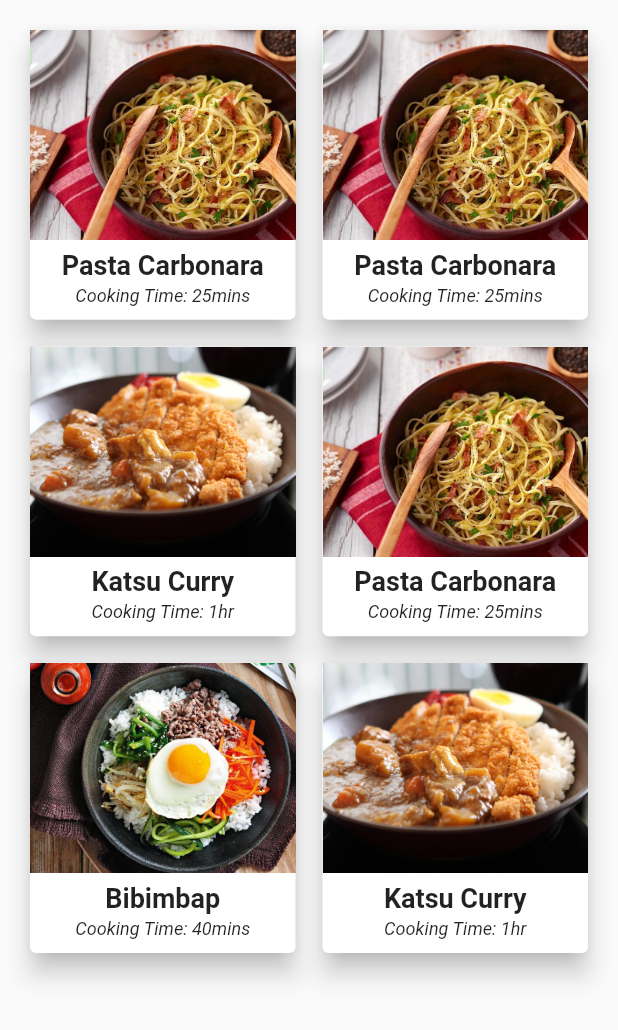
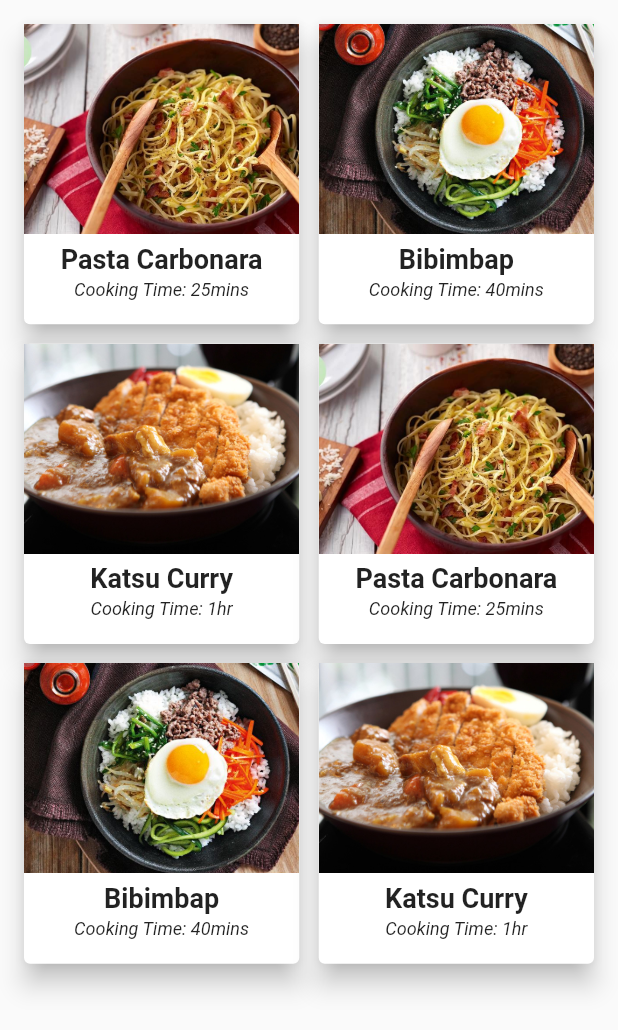
Before and after one commit to JonathanLewin/CookingProject, a Flutter app: the FavouritePage screen opened directly, on a phone screen of 412 x 824 dp. Shown: the top 1030 px of the screen. Run offline on Flutter 3.47's test engine with Material 2 defaults, Android fonts, the phone set to English and light mode, and no system bars; our stand-ins replace cloud_firestore; accounts and stored records are empty.

Commit message:
Fixed bug on the gridview

```diff
--- a/lib/favourites.dart
+++ b/lib/favourites.dart
@@ -4,16 +4,22 @@ import './sidebarpages.dart';
 class FavouritePage extends StatelessWidget {
   @override
   Widget build(BuildContext context) {
+
+    DataClass test;
+    test = new DataClass();
+    List<Data> _data = test.getList();
+
     return new Scaffold(
-      body: TheGridView().build(context),
+      body: _build(context),
+    //   ListView.builder(
+    //     itemCount: _data.length,
+    //     itemBuilder: _build,
+    // ),
     );
   }
 }
 
-class TheGridView {
-
   Widget _dialogbuilder(BuildContext context, Data data) {
-
     DataClass test;
     test = new DataClass();
     List<Data> _data = test.getList();
@@ -100,7 +106,6 @@ class TheGridView {
 
   Widget makeGridCell(
       String urltype, String foodnametype, String cookingtimetype) {
-
     return new Card(
       elevation: 7.0,
       child: Column(
@@ -125,37 +130,38 @@ class TheGridView {
     );
   }
 
-  Widget build(BuildContext context) {
+  Widget _build(BuildContext context) {
     DataClass test;
     test = new DataClass();
     List<Data> _data = test.getList();
     int index = 0;
-
+    //for (index = 0; index < _data.length; index++) {
       return new GestureDetector(
         onTap: () => showDialog(
               context: context,
               builder: (context) => _dialogbuilder(context, _data[index]),
             ),
-
         child: GridView.count(
           primary: true,
-      padding: EdgeInsets.all(16.0),
+          padding: EdgeInsets.all(12.0),
           crossAxisCount: 2,
           childAspectRatio: 0.92,
-      mainAxisSpacing: 10.0,
-      crossAxisSpacing: 10.0,
+          mainAxisSpacing: 5.0,
+          crossAxisSpacing: 5.0,
           children: <Widget>[
-        makeGridCell(_data[index].url, _data[index].foodname, _data[index].cookingtime),
-        makeGridCell(_data[index].url, _data[index].foodname, _data[index].cookingtime),
-        makeGridCell(_data[2].url, _data[2].foodname, _data[2].cookingtime),
-        makeGridCell(_data[0].url, _data[0].foodname, _data[0].cookingtime),
-        makeGridCell(_data[1].url, _data[1].foodname, _data[1].cookingtime),
-        makeGridCell(_data[2].url, _data[2].foodname, _data[2].cookingtime),
+            makeGridCell(_data[index].url, _data[index].foodname,
+                _data[index].cookingtime),
+            makeGridCell(_data[index = index+1].url, _data[index].foodname, _data[index].cookingtime),
+            makeGridCell(_data[index = index+1].url, _data[index].foodname, _data[index].cookingtime),
+            makeGridCell(_data[index = index-2].url, _data[index].foodname, _data[index].cookingtime),
+            makeGridCell(_data[index = index+1].url, _data[index].foodname, _data[index].cookingtime),
+            makeGridCell(_data[index = index+1].url, _data[index].foodname, _data[index].cookingtime),
+
           ],
         ),
       );
     }
-}
+  //}
 
 
 // makeGridCell(_data[index].url, _data[index].foodname, _data[index].cookingtime),
--- a/lib/sidebarpages.dart
+++ b/lib/sidebarpages.dart
@@ -333,9 +333,6 @@ class PageOne extends StatelessWidget {
     DataClass test;
     test = new DataClass();
     List<Data> _data = test.getList();
-    var oi = 'nxjd';
-
-    int counter = _data.length;
 
     return new GestureDetector(
       onTap: () => showDialog(
--- a/pubspec.yaml
+++ b/pubspec.yaml
@@ -35,6 +35,7 @@ flutter:
     - assets/carbonara.jpg
     - assets/bibimbap.jpg
     - assets/glutenfree.png
+    - assets/sidebar.jpg
   #  - images/a_dot_ham.jpeg
 
   # An image asset can refer to one or more resolution-specific "variants", see
```
Also changed, not shown: lib/main.dart (+4 -4 lines), assets/sidebar.jpg (added). Lines whose indentation alone changed are shown as unchanged.
